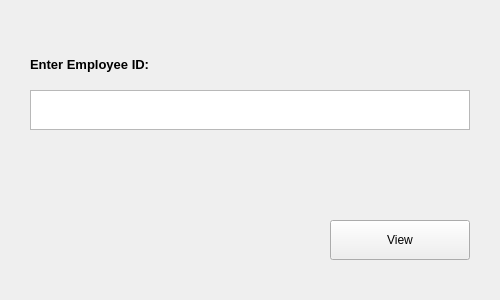
First picture: the form in Maintendance/empattbysupdialogbox.ui, repository markhan101/Maintendance, before the edit.
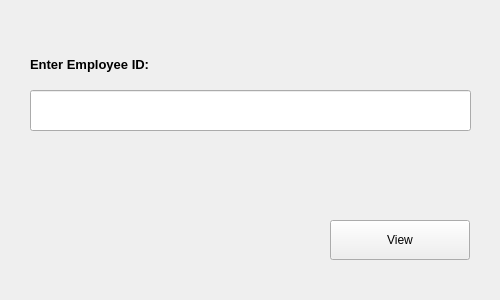
Second picture: the form after the edit.

Diff of the .ui file:
```diff
--- a/Maintendance/empattbysupdialogbox.ui
+++ b/Maintendance/empattbysupdialogbox.ui
@@ -26,16 +26,6 @@
     <string>&lt;html&gt;&lt;head/&gt;&lt;body&gt;&lt;p&gt;&lt;span style=&quot; font-size:10pt; font-weight:700;&quot;&gt;Enter Employee ID:&lt;/span&gt;&lt;/p&gt;&lt;/body&gt;&lt;/html&gt;</string>
    </property>
   </widget>
-  <widget class="QTextEdit" name="EmpIDTextEdit">
-   <property name="geometry">
-    <rect>
-     <x>30</x>
-     <y>90</y>
-     <width>440</width>
-     <height>40</height>
-    </rect>
-   </property>
-  </widget>
   <widget class="QPushButton" name="viewButton">
    <property name="geometry">
     <rect>
@@ -49,6 +39,16 @@
     <string>View</string>
    </property>
   </widget>
+  <widget class="QLineEdit" name="EmpIDTextEdit">
+   <property name="geometry">
+    <rect>
+     <x>30</x>
+     <y>90</y>
+     <width>441</width>
+     <height>41</height>
+    </rect>
+   </property>
+  </widget>
  </widget>
  <resources/>
  <connections/>
```
